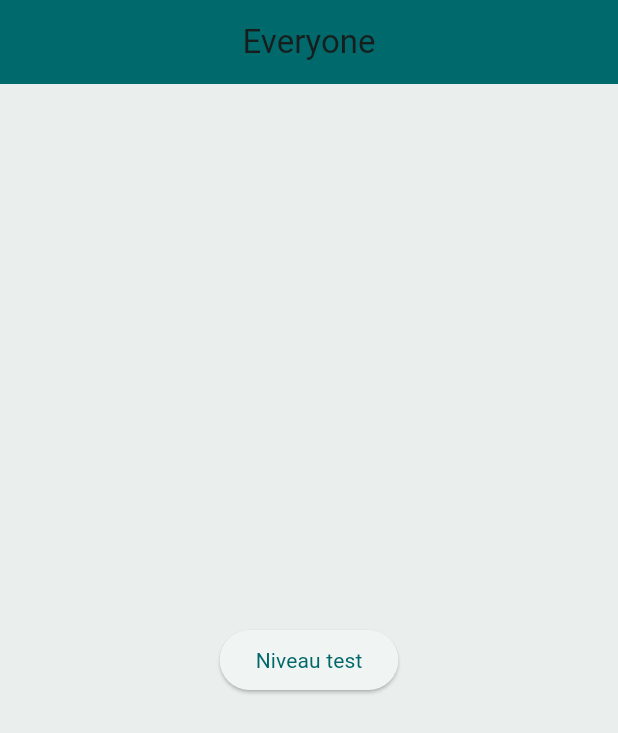
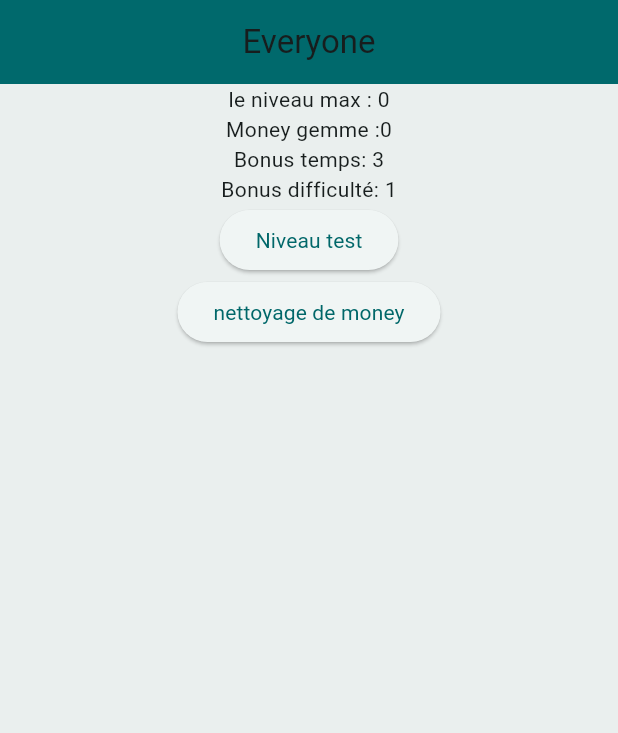
Before and after one commit to Alerwann/logicgamme, a Flutter app: the screen it shows after launch, on a phone screen of 412 x 824 dp. Shown: the top 733 px of the screen. Run offline on Flutter 3.47's test engine with Material 3 defaults, Android fonts, the phone set to English and light mode, and no system bars; our stand-ins replace flutter_riverpod, google_fonts, hive, hive_flutter; accounts and stored records are empty; generated files the repository leaves out were written again.

Commit message:
feat: Implement initial money setup on app start and refactor enum structure by extracting `TypeBonus`.

```diff
--- a/lib/data/constants.dart
+++ b/lib/data/constants.dart
@@ -1,6 +1,6 @@
 // ignore_for_file: constant_identifier_names
 
-import 'package:logic_game/data/enum.dart';
+import 'package:logic_game/data/enum/typebonus/type_bonus.dart';
 
 class Constants {
   static const String levelBox = 'levelsBox';
--- a/lib/data/enum.dart
+++ b/lib/data/enum/enum.dart
@@ -1,4 +1,5 @@
 // Ensemble des enums
+
 
 enum EtatGame {
   /// Chargement initial
@@ -35,7 +36,7 @@
   waitVerifRoad,
 }
 
-enum StateGamePage { playing, win, loose}
+enum StateGamePage { playing, win, loose }
 
 enum MoveStatusCode {
   /// Si le mouvement n'a pas eu d'obstacle
@@ -61,7 +62,8 @@
 
 enum TypeMove { vertical, horizontal }
 
-enum TypeBonus { bonusTime, bonusDifficulty }
+
+
 
 enum TypeDifficulty { normal, hard }
 
--- /dev/null
+++ b/lib/data/enum/typebonus/type_bonus.dart
@@ -0,0 +1,10 @@
+import 'package:hive/hive.dart';
+part 'type_bonus.g.dart';
+
+@HiveType(typeId: 10)
+enum TypeBonus {
+  @HiveField(0)
+  bonusTime,
+  @HiveField(1)
+  bonusDifficulty,
+}
--- a/lib/main.dart
+++ b/lib/main.dart
@@ -1,6 +1,7 @@
 import 'package:logic_game/Theme/material_theme.dart';
 import 'package:logic_game/Theme/text_theme.dart';
 import 'package:logic_game/data/constants.dart';
+import 'package:logic_game/data/enum/typebonus/type_bonus.dart';
 import 'package:logic_game/models/hive/bonus/bonus_model.dart';
 import 'package:logic_game/models/hive/level/level_model.dart';
 import 'package:logic_game/models/hive/money/money_model.dart';
@@ -9,6 +10,7 @@ import 'package:logic_game/services/hive_service.dart';
 import 'package:flutter/material.dart';
 import 'package:flutter_riverpod/flutter_riverpod.dart';
 import 'package:hive_flutter/hive_flutter.dart';
+import 'package:logic_game/services/money_service.dart';
 
 import 'models/hive/case/case_model.dart';
 
@@ -20,9 +22,11 @@ void main() async {
   Hive.registerAdapter(MoneyModelAdapter());
   Hive.registerAdapter(LevelModelAdapter());
   Hive.registerAdapter(BonusModelAdapter());
+  Hive.registerAdapter(TypeBonusAdapter());
 
   await Hive.openBox<LevelModel>(Constants.levelBox);
   await Hive.openBox<MoneyModel>(Constants.moneyBox);
+  MoneyService.initMoney();
 
   final (bool, String) initHiveService = HiveService.initLevels();
   print(initHiveService.$2);
--- a/lib/models/hive/bonus/bonus_model.dart
+++ b/lib/models/hive/bonus/bonus_model.dart
@@ -1,5 +1,5 @@
-import 'package:logic_game/data/enum.dart';
 import 'package:hive/hive.dart';
+import 'package:logic_game/data/enum/typebonus/type_bonus.dart';
 
 part 'bonus_model.g.dart';
 
--- a/lib/models/hive/money/money_model.dart
+++ b/lib/models/hive/money/money_model.dart
@@ -1,6 +1,6 @@
+import 'package:logic_game/data/enum/typebonus/type_bonus.dart';
 import 'package:logic_game/models/hive/bonus/bonus_model.dart';
 import 'package:logic_game/data/constants.dart';
-import 'package:logic_game/data/enum.dart';
 import 'package:hive/hive.dart';
 
 part 'money_model.g.dart';
--- a/lib/models/models utils/result_dialogue_bonus.dart
+++ b/lib/models/models utils/result_dialogue_bonus.dart
@@ -1,4 +1,4 @@
-import 'package:logic_game/data/enum.dart';
+import 'package:logic_game/data/enum/typebonus/type_bonus.dart';
 
 class ResultDialogueBonus {
   final int quantity;
--- a/lib/models/tempory/session_state.dart
+++ b/lib/models/tempory/session_state.dart
@@ -1,4 +1,4 @@
-import 'package:logic_game/data/enum.dart';
+import 'package:logic_game/data/enum/enum.dart';
 import 'package:logic_game/models/hive/case/case_model.dart';
 import 'package:logic_game/models/models%20utils/data_for_painting.dart';
 import 'package:logic_game/models/hive/level/level_model.dart';
--- a/lib/pages/game/game_page.dart
+++ b/lib/pages/game/game_page.dart
@@ -1,4 +1,4 @@
-import 'package:logic_game/data/enum.dart';
+import 'package:logic_game/data/enum/enum.dart';
 import 'package:logic_game/models/hive/level/level_model.dart';
 import 'package:logic_game/pages/game/game_main_layout.dart';
 import 'package:logic_game/services/game_manager.dart';
--- a/lib/pages/home/home_botom_bar.dart
+++ b/lib/pages/home/home_botom_bar.dart
@@ -1,17 +1,22 @@
+import 'package:flutter_riverpod/flutter_riverpod.dart';
+import 'package:logic_game/data/constants.dart';
 import 'package:logic_game/models/hive/case/case_model.dart';
 import 'package:logic_game/models/hive/level/level_model.dart';
+import 'package:logic_game/models/hive/money/money_model.dart';
 import 'package:logic_game/pages/game/game_page.dart';
 import 'package:flutter/material.dart';
 import 'package:hive/hive.dart';
+import 'package:logic_game/providers/money_provider.dart';
 
-class HomeBottomBar extends StatefulWidget {
+class HomeBottomBar extends ConsumerWidget {
   const HomeBottomBar({super.key});
 
+  // @override
+  // State<HomeBottomBar> createState() => _HomeBottomBarState();
+
   @override
-  State<HomeBottomBar> createState() => _HomeBottomBarState();
-}
-
-class _HomeBottomBarState extends State<HomeBottomBar> {
+  Widget build(BuildContext context, WidgetRef ref) {
+    // class _HomeBottomBarState extends State<HomeBottomBar> {
     LevelModel levelTest = LevelModel(
       levelId: 10,
       cases: [
@@ -63,21 +68,43 @@ class _HomeBottomBarState extends State<HomeBottomBar> {
     );
     final levelsBox = Hive.box<LevelModel>('levelsBox');
 
-  @override
-  Widget build(BuildContext context) {
+    // @override
+    // Widget build(BuildContext context) {
     final LevelModel level = levelsBox.getAt(1) ?? levelTest;
-    print("levelid choisi = ${level.levelId}");
+    //   print("levelid choisi = ${level.levelId}");
+
+    final money = ref.read(moneyProvider);
+    final moneyBox = Hive.box<MoneyModel>(Constants.moneyBox);
+    moneyBox.put(0, money);
+    print(money.bestLevel);
+
     return Scaffold(
       appBar: AppBar(title: Text("Everyone")),
       body: Center(
-        child: ElevatedButton(
+        child: Column(
+          children: [
+            Text("le niveau max : ${money.bestLevel}"),
+            Text("Money gemme :${money.gemeStock}"),
+            Text("Bonus temps: ${money.timeBonus.quantity}"),
+            Text("Bonus difficulté: ${money.difficultyBonus.quantity}"),
+            ElevatedButton(
               onPressed: () {
                 Navigator.push(
                   context,
-              MaterialPageRoute(builder: (context) => GamePage(level: level)),
+                  MaterialPageRoute(
+                    builder: (context) => GamePage(level: level),
+                  ),
                 );
               },
               child: Text("Niveau test"),
+            ),
+            ElevatedButton(
+              onPressed: () {
+                moneyBox.delete(0);
+              },
+              child: Text("nettoyage de money"),
+            ),
+          ],
         ),
       ),
     );
--- a/lib/providers/money_provider.dart
+++ b/lib/providers/money_provider.dart
@@ -4,7 +4,8 @@ import 'package:flutter_riverpod/flutter_riverpod.dart';
 import 'package:hive/hive.dart';
 
 final moneyProvider = Provider<MoneyModel>((ref) {
+  print("init du provider");
   final box = Hive.box<MoneyModel>(Constants.moneyBox);
 
-  return box.isEmpty ? MoneyModel.initial() : box.getAt(0)!;
+  return box.getAt(0)!;
 });
--- a/lib/services/game_manager.dart
+++ b/lib/services/game_manager.dart
@@ -1,6 +1,7 @@
 import 'dart:async';
 import 'package:logic_game/data/constants.dart';
-import 'package:logic_game/data/enum.dart';
+import 'package:logic_game/data/enum/enum.dart';
+import 'package:logic_game/data/enum/typebonus/type_bonus.dart';
 import 'package:logic_game/models/hive/case/case_model.dart';
 import 'package:logic_game/models/hive/level/level_model.dart';
 import 'package:logic_game/models/hive/money/money_model.dart';
@@ -62,10 +63,10 @@ class GameManager extends StateNotifier<SessionState> {
   ) {
     return SessionState(
       levelConfig: niveau,
-      // roadList: [niveau.firstCase],
-      roadList: [CaseModel(xValue: 0, yValue: 0, wallV: true, numberTag: 1)],
-      // roadSet: {niveau.firstCase},
-      roadSet: {CaseModel(xValue: 0, yValue: 0, wallV: true, numberTag: 1)},
+      roadList: [niveau.firstCase],
+      // roadList: [CaseModel(xValue: 0, yValue: 0, wallV: true, numberTag: 1)],
+      roadSet: {niveau.firstCase},
+      // roadSet: {CaseModel(xValue: 0, yValue: 0, wallV: true, numberTag: 1)},
       lastTagSave: 1,
       statutPartie: EtatGame.loading,
       difficultyMode: TypeDifficulty.normal,
--- a/lib/services/hive_service.dart
+++ b/lib/services/hive_service.dart
@@ -1,6 +1,6 @@
 import 'dart:math';
 import 'package:logic_game/data/constants.dart';
-import 'package:logic_game/data/enum.dart';
+import 'package:logic_game/data/enum/enum.dart';
 import 'package:logic_game/data/levels_import/all_level_list.dart';
 import 'package:logic_game/data/levels_import/levels_import_model.dart';
 import 'package:logic_game/models/hive/case/case_model.dart';
--- a/lib/services/move_manager_service.dart
+++ b/lib/services/move_manager_service.dart
@@ -1,4 +1,4 @@
-import 'package:logic_game/data/enum.dart';
+import 'package:logic_game/data/enum/enum.dart';
 import 'package:logic_game/models/hive/case/case_model.dart';
 import 'package:logic_game/models/models%20utils/data_for_painting.dart';
 import 'package:logic_game/models/hive/level/level_model.dart';
--- a/lib/widget/gamepage/game events listener/game_events_listener.dart
+++ b/lib/widget/gamepage/game events listener/game_events_listener.dart
@@ -1,5 +1,6 @@
 import 'package:logic_game/data/constants.dart';
-import 'package:logic_game/data/enum.dart';
+import 'package:logic_game/data/enum/enum.dart';
+import 'package:logic_game/data/enum/typebonus/type_bonus.dart';
 import 'package:logic_game/models/hive/level/level_model.dart';
 import 'package:logic_game/models/models%20utils/result_dialogue_bonus.dart';
 import 'package:logic_game/providers/message_provider.dart';
--- a/lib/widget/gamepage/gridbanner/error_gesture_gestion.dart
+++ b/lib/widget/gamepage/gridbanner/error_gesture_gestion.dart
@@ -1,4 +1,4 @@
-import 'package:logic_game/data/enum.dart';
+import 'package:logic_game/data/enum/enum.dart';
 import 'package:logic_game/models/hive/case/case_model.dart';
 import 'package:logic_game/models/hive/level/level_model.dart';
 import 'package:logic_game/services/game_manager.dart';
--- a/lib/widget/gamepage/timer/timer_banner.dart
+++ b/lib/widget/gamepage/timer/timer_banner.dart
@@ -1,5 +1,5 @@
 import 'package:logic_game/data/constants.dart';
-import 'package:logic_game/data/enum.dart';
+import 'package:logic_game/data/enum/enum.dart';
 import 'package:logic_game/models/hive/level/level_model.dart';
 import 'package:logic_game/services/game_manager.dart';
 import 'package:logic_game/widget/gamepage/timer/format_time.dart';
```
Also changed, not shown: lib/services/money_service.dart (+17 -3 lines), lib/data/enum/typebonus/type_bonus.g.dart (added). Lines whose indentation alone changed are shown as unchanged.
